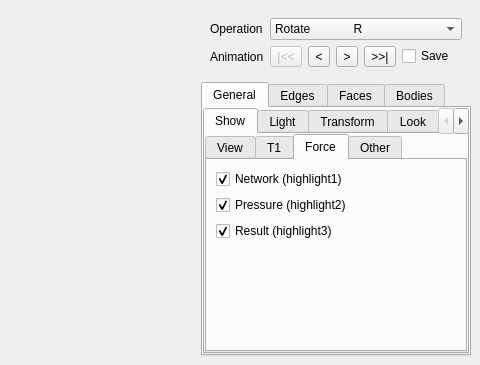
Qt form MainWindow.ui (danlipsa/foamvis) before a commit; both pictures show x 563 to 1043 and y 0 to 365 of the 1043 by 596 pixel window.
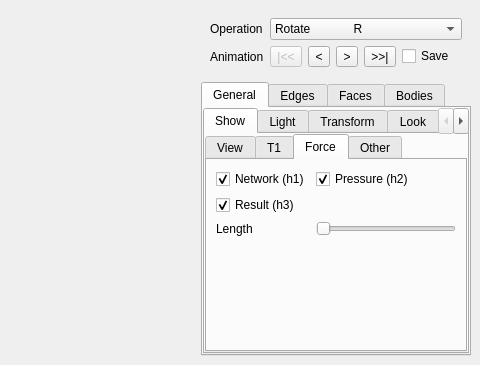
The same form after that commit. The open tabs and pages were chosen to show the change. Custom widgets are drawn as their Qt base class.

Diff of the .ui file:
```diff
--- a/MainWindow.ui
+++ b/MainWindow.ui
@@ -389,36 +389,50 @@
                    <string>Force</string>
                   </attribute>
                   <layout class="QFormLayout" name="formLayout_12">
-                   <item row="1" column="0">
-                    <widget class="QCheckBox" name="checkBoxForcePressure">
-                     <property name="text">
-                      <string>Pressure (highlight2)</string>
-                     </property>
-                     <property name="checked">
-                      <bool>true</bool>
-                     </property>
-                    </widget>
-                   </item>
                    <item row="0" column="0">
                     <widget class="QCheckBox" name="checkBoxForceNetwork">
                      <property name="text">
-                      <string>Network (highlight1)</string>
+                      <string>Network (h1)</string>
                      </property>
                      <property name="checked">
                       <bool>true</bool>
                      </property>
                     </widget>
                    </item>
-                   <item row="2" column="0">
+                   <item row="0" column="1">
+                    <widget class="QCheckBox" name="checkBoxForcePressure">
+                     <property name="text">
+                      <string>Pressure (h2)</string>
+                     </property>
+                     <property name="checked">
+                      <bool>true</bool>
+                     </property>
+                    </widget>
+                   </item>
+                   <item row="1" column="0">
                     <widget class="QCheckBox" name="checkBoxForceResult">
                      <property name="text">
-                      <string>Result (highlight3)</string>
+                      <string>Result (h3)</string>
                      </property>
                      <property name="checked">
                       <bool>true</bool>
                      </property>
                     </widget>
                    </item>
+                   <item row="2" column="0">
+                    <widget class="QLabel" name="label_26">
+                     <property name="text">
+                      <string>Length</string>
+                     </property>
+                    </widget>
+                   </item>
+                   <item row="2" column="1">
+                    <widget class="QSlider" name="horizontalSliderForceLength">
+                     <property name="orientation">
+                      <enum>Qt::Horizontal</enum>
+                     </property>
+                    </widget>
+                   </item>
                   </layout>
                  </widget>
                  <widget class="QWidget" name="tabOther">
@@ -1122,17 +1136,10 @@
                  </property>
                 </widget>
                </item>
-               <item row="6" column="1">
-                <widget class="QSlider" name="horizontalSliderForceLength">
-                 <property name="orientation">
-                  <enum>Qt::Horizontal</enum>
-                 </property>
-                </widget>
-               </item>
                <item row="6" column="0">
-                <widget class="QLabel" name="label_26">
+                <widget class="QLabel" name="label_24">
                  <property name="text">
-                  <string>Force length</string>
+                  <string>Window</string>
                  </property>
                 </widget>
                </item>
```
Left out of the diff: 375 changed lines with no effect on the pictures.
